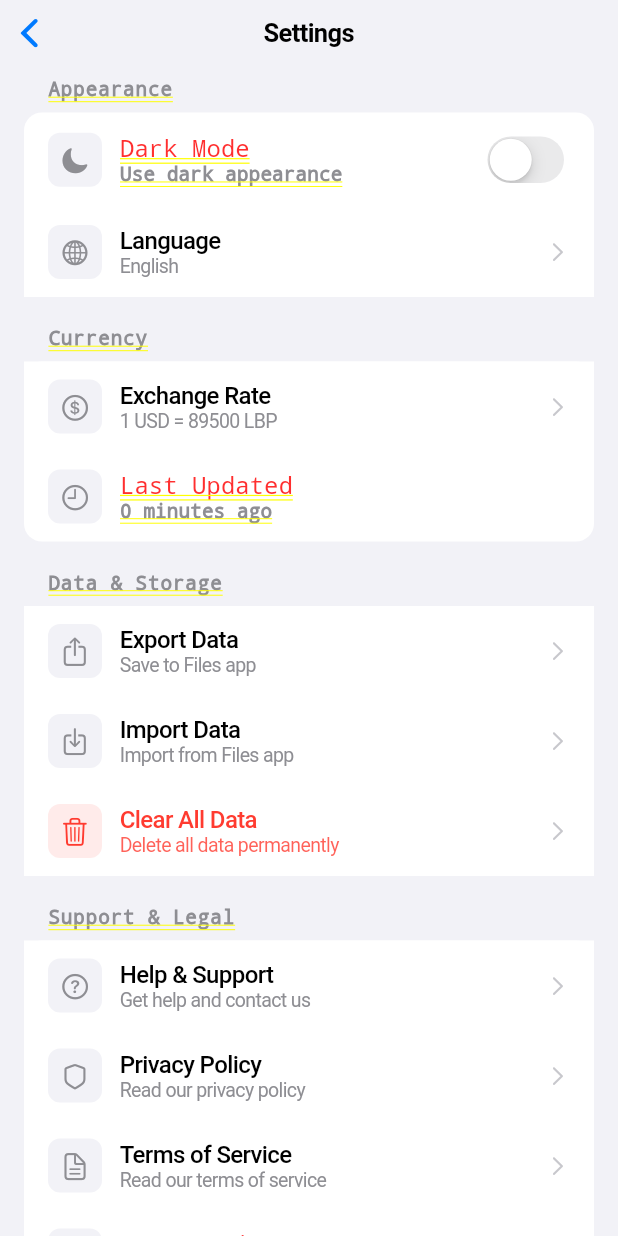
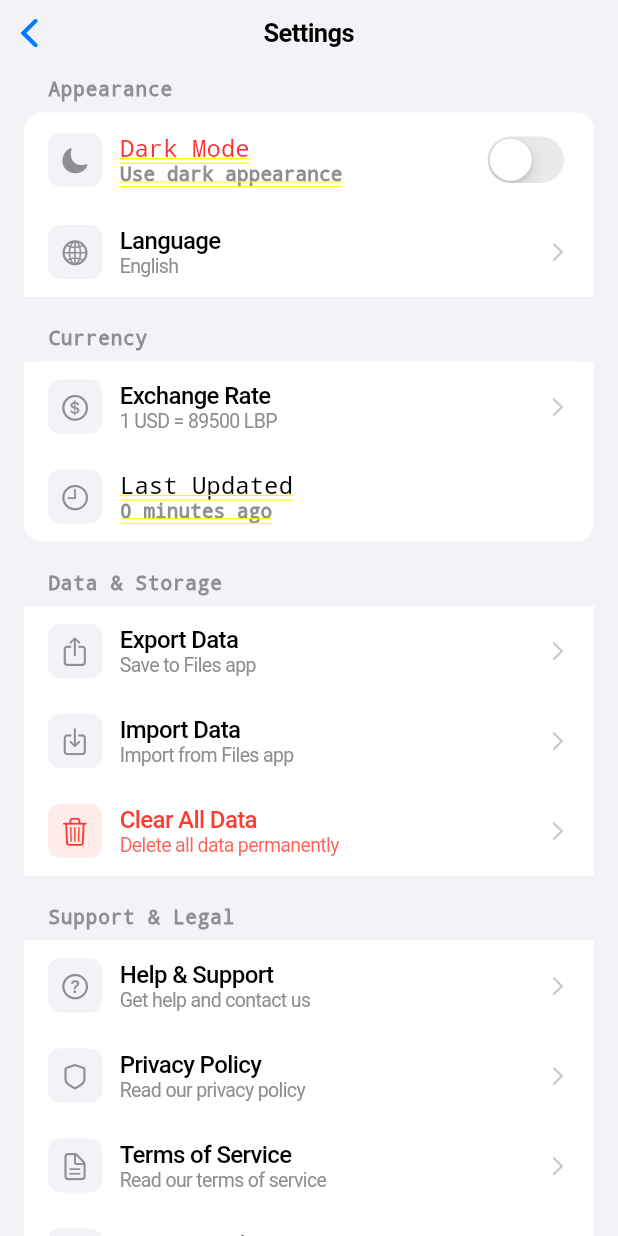
Before and after one commit to johnychnouda/Bechaalany-Debt, a Flutter app: the SettingsScreen screen opened directly, on a phone screen of 412 x 824 dp. Run offline on Flutter 3.47's test engine with Material 3 defaults, Android fonts, the phone set to English and light mode, and no system bars; our stand-ins replace connectivity_plus, flutter_local_notifications, flutter_svg, hive, hive_flutter, pdf and 2 more; accounts and stored records are empty; generated files the repository leaves out were written again.

Commit message:
fix: resolve color issues in settings screen - Replace CupertinoColors.label with CupertinoColors.black for proper text color - Add explicit TextDecoration.none to prevent unwanted underlines - Fix unintended red text colors in navigation and info rows - Ensure consistent black text color throughout settings screen

```diff
--- a/lib/screens/settings_screen.dart
+++ b/lib/screens/settings_screen.dart
@@ -195,6 +195,7 @@ class _SettingsScreenState extends State<SettingsScreen> {
                 fontWeight: FontWeight.w600,
                 color: CupertinoColors.systemGrey,
                 letterSpacing: 0.5,
+                decoration: TextDecoration.none,
               ),
             ),
           ),
@@ -294,7 +295,7 @@ class _SettingsScreenState extends State<SettingsScreen> {
                     style: const TextStyle(
                       fontSize: 16,
                       fontWeight: FontWeight.w500,
-                      color: CupertinoColors.label,
+                      color: CupertinoColors.black,
                     ),
                   ),
                   if (subtitle.isNotEmpty)
@@ -351,7 +352,7 @@ class _SettingsScreenState extends State<SettingsScreen> {
                     style: TextStyle(
                       fontSize: 16,
                       fontWeight: FontWeight.w500,
-                      color: isDestructive ? CupertinoColors.destructiveRed : CupertinoColors.label,
+                      color: isDestructive ? CupertinoColors.destructiveRed : CupertinoColors.black,
                     ),
                   ),
                   if (subtitle.isNotEmpty)
@@ -403,6 +404,7 @@ class _SettingsScreenState extends State<SettingsScreen> {
                   style: const TextStyle(
                     fontSize: 16,
                     fontWeight: FontWeight.w500,
+                    color: CupertinoColors.black,
                   ),
                 ),
                 if (subtitle.isNotEmpty)
```
